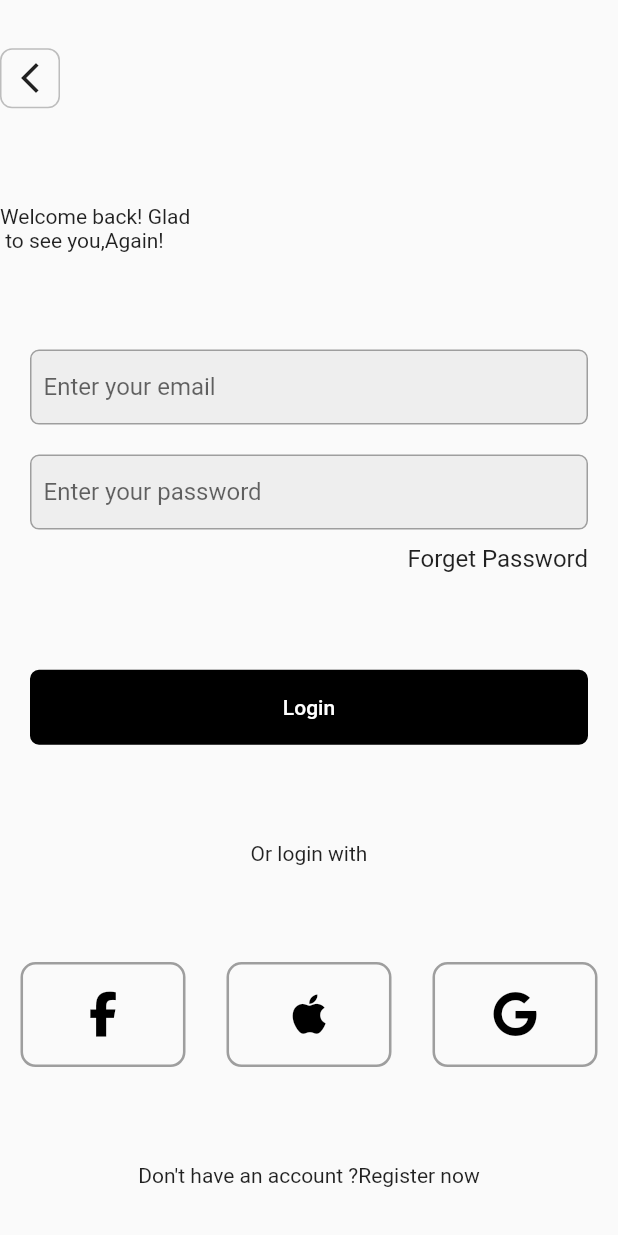
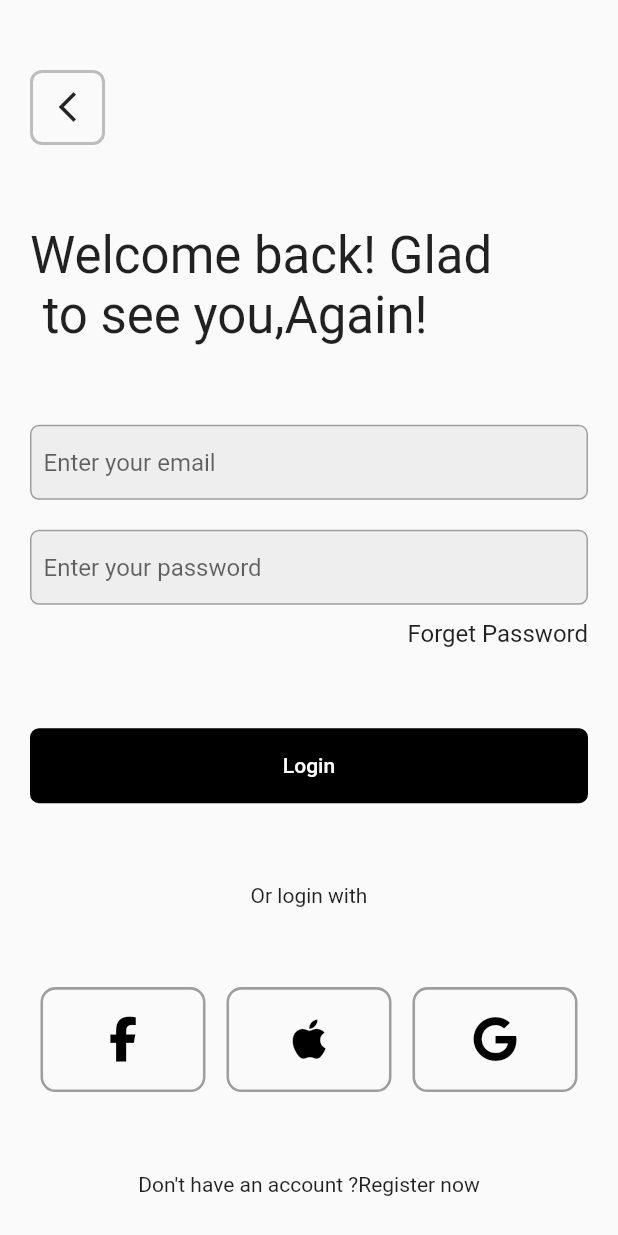
Before and after one commit to najmulmyself/Bio-Maker, a Flutter app: the screen it shows after launch, after a tap on "Login", on a phone screen of 412 x 824 dp. Run offline on Flutter 3.47's test engine with Material 2 defaults, Android fonts, the light colour scheme and no system bars; our stand-ins replace font_awesome_flutter.

Commit message:
fixed ui and font

```diff
--- a/lib/component/button.dart
+++ b/lib/component/button.dart
@@ -5,13 +5,11 @@ class MainButton extends StatelessWidget {
   final txtColor;
   final btnTxt;
   final route;
-  MainButton({this.bgColor, this.txtColor, this.btnTxt,this.route});
+  MainButton({this.bgColor, this.txtColor, this.btnTxt, this.route});
 
   @override
   Widget build(BuildContext context) {
-    return Padding(
-      padding: const EdgeInsets.symmetric(horizontal: 20.0),
-      child: Container(
+    return Container(
       height: 50,
       decoration: BoxDecoration(
         color: bgColor,
@@ -28,7 +26,6 @@ class MainButton extends StatelessWidget {
           style: TextStyle(color: txtColor),
         ),
       ),
-      ),
     );
   }
 }
--- a/lib/pages/home_page.dart
+++ b/lib/pages/home_page.dart
@@ -29,7 +29,9 @@ class HomePage extends StatelessWidget {
     );
 
     return Scaffold(
-        body: Column(
+        body: Container(
+      margin: EdgeInsets.symmetric(horizontal: 20),
+      child: Column(
         mainAxisAlignment: MainAxisAlignment.center,
         children: [
           Image(
@@ -45,6 +47,7 @@ class HomePage extends StatelessWidget {
           ),
           tButton,
         ],
+      ),
     ));
   }
 }
--- a/lib/pages/login_page.dart
+++ b/lib/pages/login_page.dart
@@ -23,19 +23,27 @@ class _LoginScreenState extends State<LoginScreen> {
   @override
   Widget build(BuildContext context) {
     return Scaffold(
-      body: Column(
+      body: Padding(
+        padding: const EdgeInsets.symmetric(horizontal: 20.0),
+        child: Column(
           crossAxisAlignment: CrossAxisAlignment.start,
           mainAxisAlignment: MainAxisAlignment.spaceAround,
           children: [
-          Container(
+            InkWell(
+              onTap: () {
+                Navigator.pop(context);
+              },
+              child: Container(
+                margin: EdgeInsets.only(top: 20),
                 alignment: Alignment.topLeft,
-            height: 40,
-            width: 40,
+                height: 50,
+                width: 50,
                 decoration: BoxDecoration(
                   borderRadius: BorderRadius.all(
                     Radius.circular(8),
                   ),
                   border: Border.all(
+                    width: 2,
                     color: Colors.grey.shade400,
                   ),
                 ),
@@ -45,7 +53,11 @@ class _LoginScreenState extends State<LoginScreen> {
                   ),
                 ),
               ),
-          Text('Welcome back! Glad \n to see you,Again!'),
+            ),
+            Text(
+              'Welcome back! Glad \n to see you,Again!',
+              style: TextStyle(fontSize: 34),
+            ),
             Column(
               children: [
                 Container(
@@ -56,7 +68,7 @@ class _LoginScreenState extends State<LoginScreen> {
                       Radius.circular(6),
                     ),
                   ),
-                margin: EdgeInsets.symmetric(horizontal: 20),
+                  // margin: EdgeInsets.symmetric(horizontal: 20),
                   child: TextFormField(
                     showCursor: true,
                     cursorColor: Colors.grey.shade400,
@@ -80,7 +92,7 @@ class _LoginScreenState extends State<LoginScreen> {
                       Radius.circular(6),
                     ),
                   ),
-                margin: EdgeInsets.symmetric(horizontal: 20),
+                  // margin: EdgeInsets.symmetric(horizontal: 20),
                   child: TextFormField(
                     showCursor: true,
                     cursorColor: Colors.grey.shade400,
@@ -94,7 +106,7 @@ class _LoginScreenState extends State<LoginScreen> {
                   ),
                 ),
                 Container(
-                margin: EdgeInsets.only(right: 20, top: 10),
+                  margin: EdgeInsets.only(top: 10),
                   alignment: AlignmentDirectional.centerEnd,
                   child: Text(
                     'Forget Password',
@@ -150,6 +162,7 @@ class _LoginScreenState extends State<LoginScreen> {
             )
           ],
         ),
+      ),
     );
   }
 }
```
Lines whose indentation alone changed are shown as unchanged.
